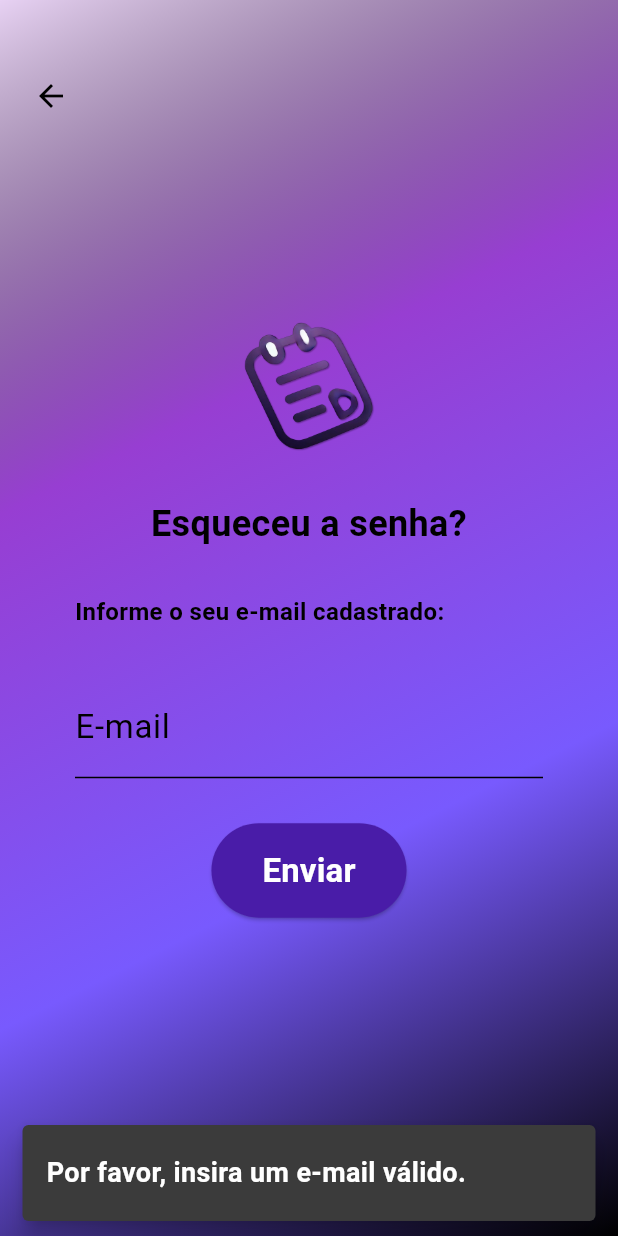
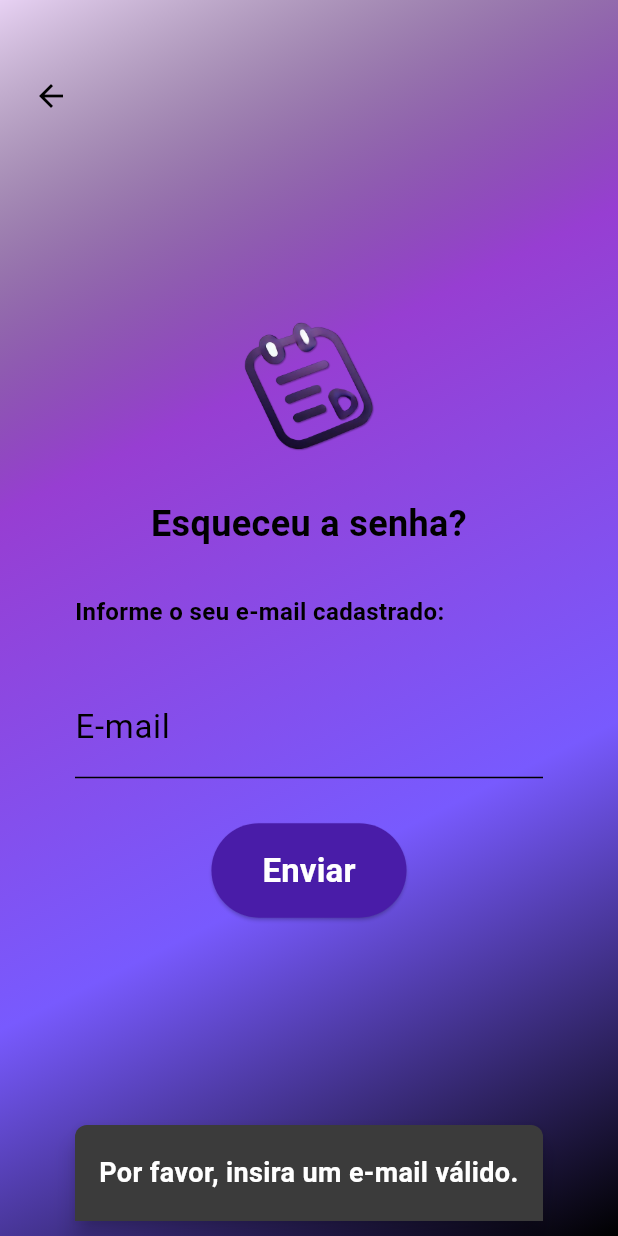
Before and after one commit to dugabrielle/app_tarefas, a Flutter app: the ForgotPasswordScreen screen opened by its route, after a tap on "Enviar", on a phone screen of 412 x 824 dp. Run offline on Flutter 3.47's test engine with Material 3 defaults, Android fonts, the phone set to English and light mode, and no system bars; our stand-ins replace cloud_firestore, firebase_auth, firebase_core, font_awesome_flutter, google_fonts, google_sign_in; accounts and stored records are empty; generated files the repository leaves out were written again; Roboto replaces fonts that are missing (Poppins).

Commit message:
add estilos e duração para o snackbar

```diff
--- a/lib/src/widgets/snackbar.dart
+++ b/lib/src/widgets/snackbar.dart
@@ -12,6 +12,11 @@ class SnackbarStyle {
       ),
       backgroundColor: Color(0xFF3B3B3B),
       behavior: SnackBarBehavior.floating,
+      duration: const Duration(seconds: 2),
+      shape: RoundedRectangleBorder(
+        borderRadius: BorderRadius.vertical(top: Radius.circular(8.0)),
+      ),
+      margin: const EdgeInsets.symmetric(horizontal: 50, vertical: 10),
     );
   }
 }
```
